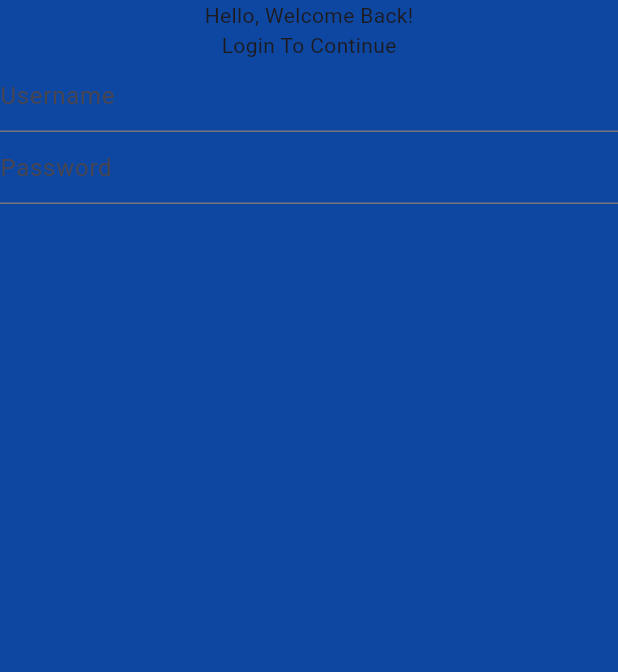
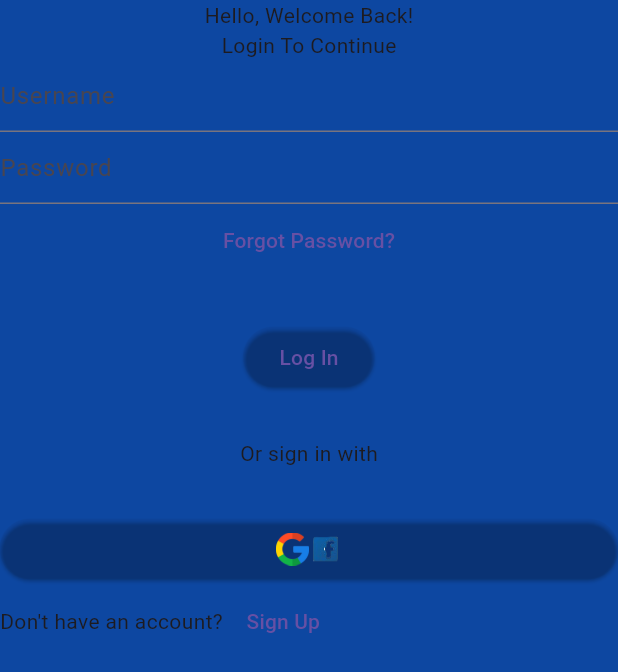
Before and after one commit to Prajjawal12/GrinSync, a Flutter app: the screen it shows after launch, on a phone screen of 412 x 824 dp. Shown: the top 672 px of the screen. Run offline on Flutter 3.47's test engine with Material 3 defaults, Android fonts, the phone set to English and light mode, and no system bars.

Commit message:
added few buttons

```diff
--- a/lib/main.dart
+++ b/lib/main.dart
@@ -10,16 +10,70 @@ class MyApp extends StatelessWidget {
     return MaterialApp(
       home: Scaffold(
         backgroundColor: Colors.blue.shade900,
-        body: const Column(
+        body: Column(
           children: [
-            Text('Hello, Welcome Back!'),
-            Text('Login To Continue'),
-            TextField(
+            const Text('Hello, Welcome Back!'),
+            const Text('Login To Continue'),
+            const TextField(
               decoration: InputDecoration(hintText: 'Username'),
             ),
-            TextField(
+            const TextField(
               decoration: InputDecoration(hintText: 'Password'),
             ),
+            TextButton(
+              onPressed: () {
+                print('clicked');
+              },
+              child: const Text('Forgot Password?'),
+            ),
+            SizedBox(
+              height: 30,
+            ),
+            ElevatedButton(
+              style: ButtonStyle(
+                backgroundColor: MaterialStateProperty.all(Colors.transparent),
+              ),
+              onPressed: () {
+                print("Login clicked");
+              },
+              child: const Text('Log In'),
+            ),
+            SizedBox(
+              height: 30,
+            ),
+            Text('Or sign in with'),
+            SizedBox(
+              height: 30,
+            ),
+            ElevatedButton(
+              style: ButtonStyle(
+                  backgroundColor:
+                      MaterialStateProperty.all(Colors.transparent)),
+              onPressed: () {
+                print('Google Is Clicked');
+              },
+              child: Row(
+                mainAxisAlignment: MainAxisAlignment.center,
+                children: [
+                  Image.asset(
+                    'assets/images/google.png',
+                    width: 22,
+                    height: 22,
+                  ),
+                  Image.asset(
+                    'assets/images/facebook.png',
+                    width: 22,
+                    height: 22,
+                  )
+                ],
+              ),
+            ),
+            Row(
+              children: [
+                Text('Don\'t have an account? '),
+                TextButton(onPressed: () {}, child: Text('Sign Up'))
+              ],
+            )
           ],
         ),
       ),
```
Also changed, not shown: pubspec.yaml (+4 -6 lines), assets/images/facebook.png (added), assets/images/google.png (added).
